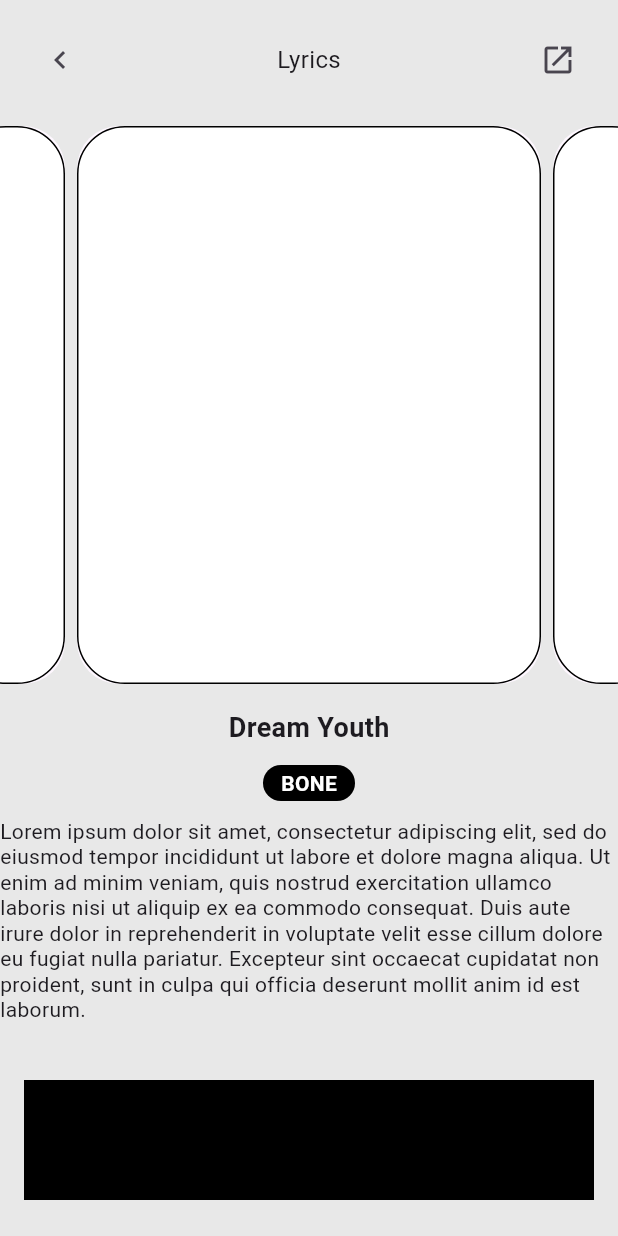
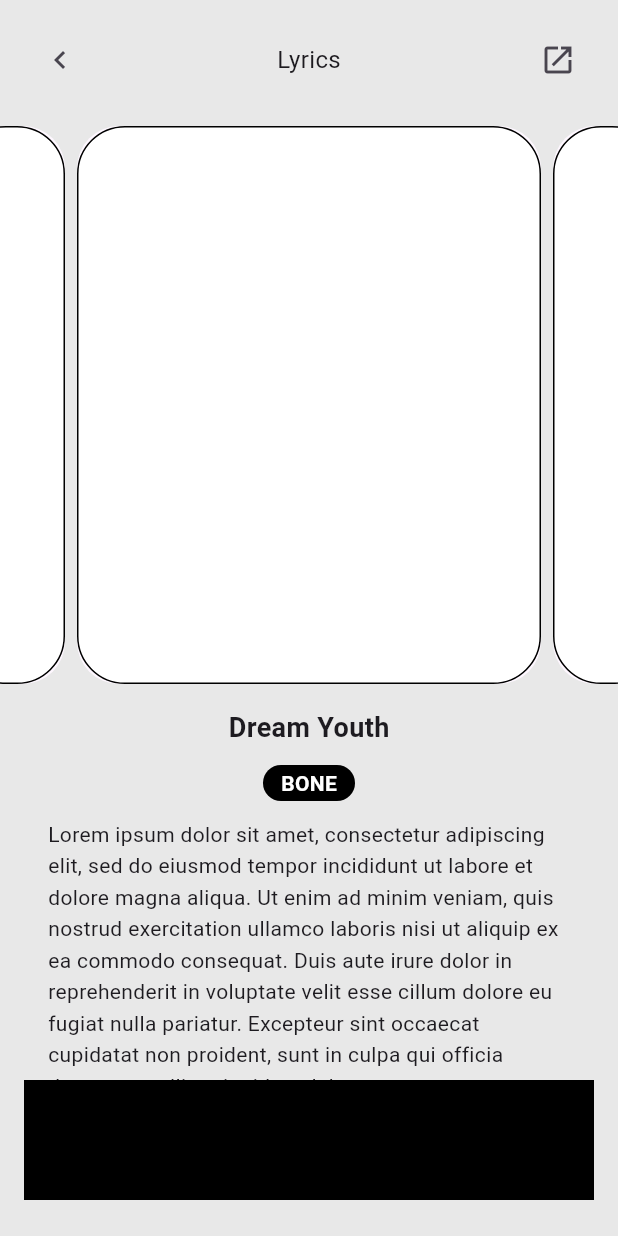
Before and after one commit to JAICHANGPARK/flutter_notebook_chapter_43, a Flutter app: the MusicPlayerScreen screen opened directly, on a phone screen of 412 x 824 dp. Run offline on Flutter 3.47's test engine with Material 3 defaults, Android fonts, the phone set to English and light mode, and no system bars; our stand-ins replace gap, hugeicons.

Commit message:
Update music_player_screen.dart

```diff
--- a/lib/ep2157_music_player_app/ui/player/music_player_screen.dart
+++ b/lib/ep2157_music_player_app/ui/player/music_player_screen.dart
@@ -119,9 +119,13 @@ class _MusicPlayerScreenState extends State<MusicPlayerScreen> {
                         ),
                         Expanded(
                             child: SingleChildScrollView(
-                          child: Text(
-                            "Lorem ipsum dolor sit amet, consectetur adipiscing elit, sed do eiusmod tempor incididunt ut labore et dolore magna aliqua. Ut enim ad minim veniam, quis nostrud exercitation ullamco laboris nisi ut aliquip ex ea commodo consequat. Duis aute irure dolor in reprehenderit in voluptate velit esse cillum dolore eu fugiat nulla pariatur. Excepteur sint occaecat cupidatat non proident, sunt in culpa qui officia deserunt mollit anim id est laborum.",
-                            style: TextStyle(height: 1.2),
+                          child: Padding(
+                            padding: const EdgeInsets.symmetric(horizontal: 32),
+                            child: Text(
+                              "Lorem ipsum dolor sit amet, consectetur adipiscing elit, sed do eiusmod tempor incididunt ut labore et dolore magna aliqua. Ut enim ad minim veniam, quis nostrud exercitation ullamco laboris nisi ut aliquip ex ea commodo consequat. Duis aute irure dolor in reprehenderit in voluptate velit esse cillum dolore eu fugiat nulla pariatur. Excepteur sint occaecat cupidatat non proident, sunt in culpa qui officia deserunt mollit anim id est laborum.",
+                              style: TextStyle(height: 1.5),
+
+                            ),
                           ),
                         ))
                       ],
```
